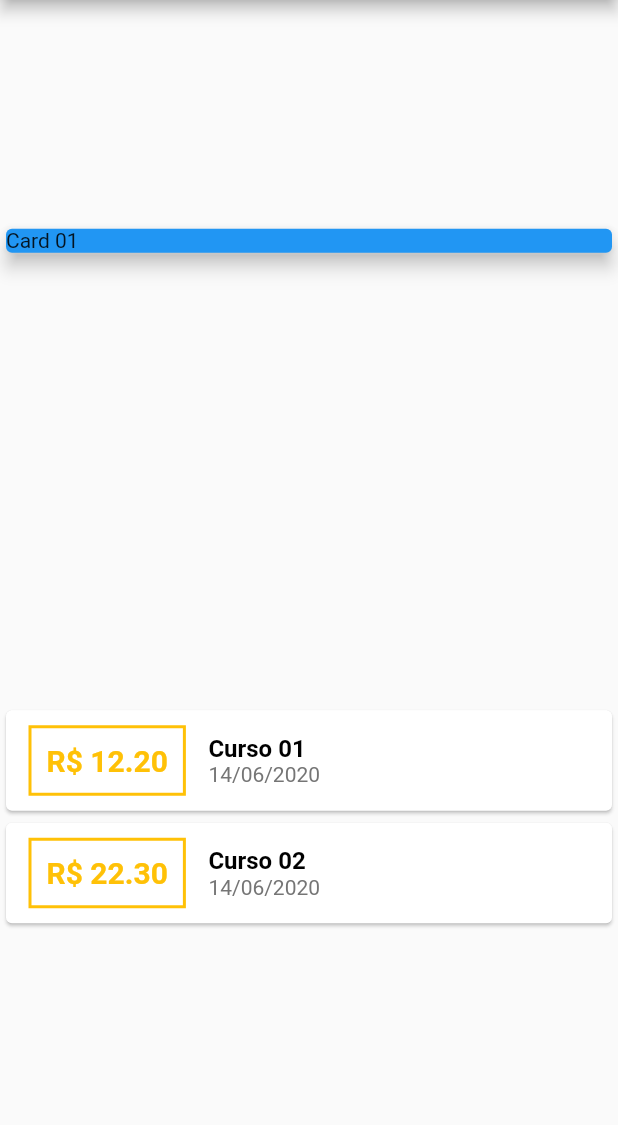
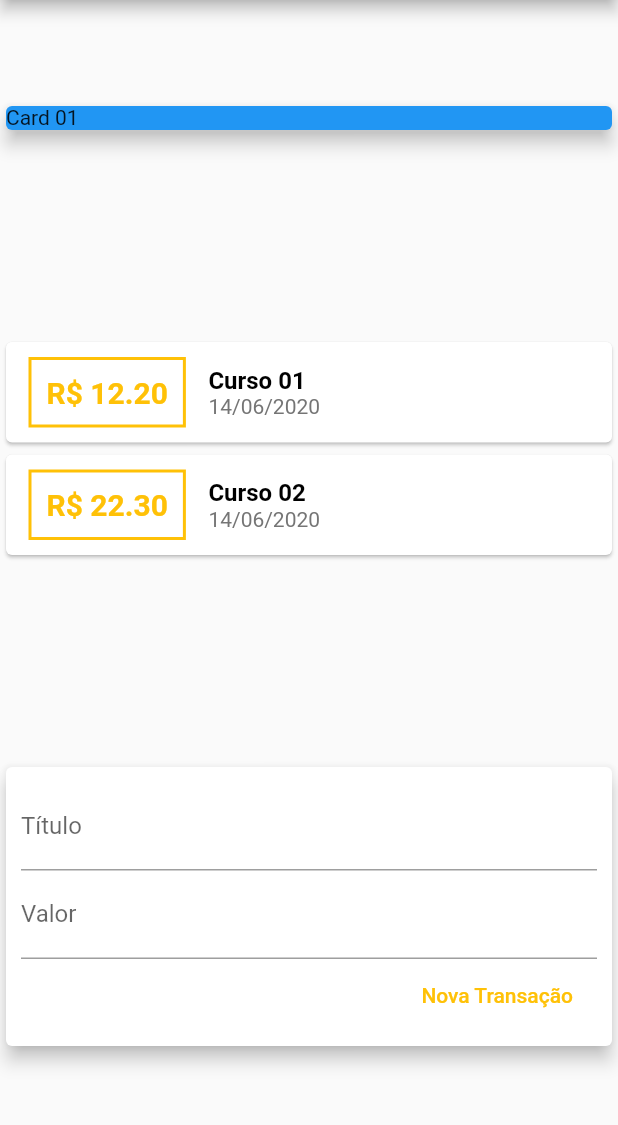
Before and after one commit to kalebrozo/despesas, a Flutter app: the screen it shows after launch, on a phone screen of 412 x 824 dp, the part 84-1209 px from its top. Run offline on Flutter 3.47's test engine with Material 2 defaults, Android fonts, the phone set to English and light mode, and no system bars.

Commit message:
Iniciarndo Formulario

```diff
--- a/lib/main.dart
+++ b/lib/main.dart
@@ -12,6 +12,10 @@ class DespesasApp extends StatelessWidget {
 }
 
 class MyHomePage extends StatelessWidget {
+
+  String title;
+  String value;
+
   final _transactions = [
     Transaction(
       id: '1',
@@ -84,7 +88,7 @@ class MyHomePage extends StatelessWidget {
                       ),
                       Text(
                         DateFormat('d/MM/y').format(tr.date),
-                         style: TextStyle(
+                        style: TextStyle(
                           color: Colors.grey[600],
                           fontSize: 14,
                         ),
@@ -94,6 +98,41 @@ class MyHomePage extends StatelessWidget {
                 ],
               ));
             }).toList(),
+          ),
+          Card(
+            elevation: 5,
+            child:Padding(
+              padding: const EdgeInsets.all(10),
+            child: Column(
+              children: <Widget>[
+                TextField(
+                  onChanged: (newValue) => title = newValue,
+                  decoration: InputDecoration(
+                    labelText: 'Título',
+                  ),
+                ),
+                TextField(
+                  onChanged: (newValue) => value = newValue,
+                  decoration: InputDecoration(
+                    labelText: 'Valor',
+                  ),
+                ),
+                Row(
+                  mainAxisAlignment: MainAxisAlignment.end,
+                  children: <Widget>[
+                    FlatButton(
+                      child: Text('Nova Transação'),
+                      textColor: Colors.amber,
+                      onPressed: () {
+                        print(title);
+                        print(value);
+                      },
+                    ),
+                  ],
+                )
+              ],
+            ),
+            )
           )
         ],
       ),
```
